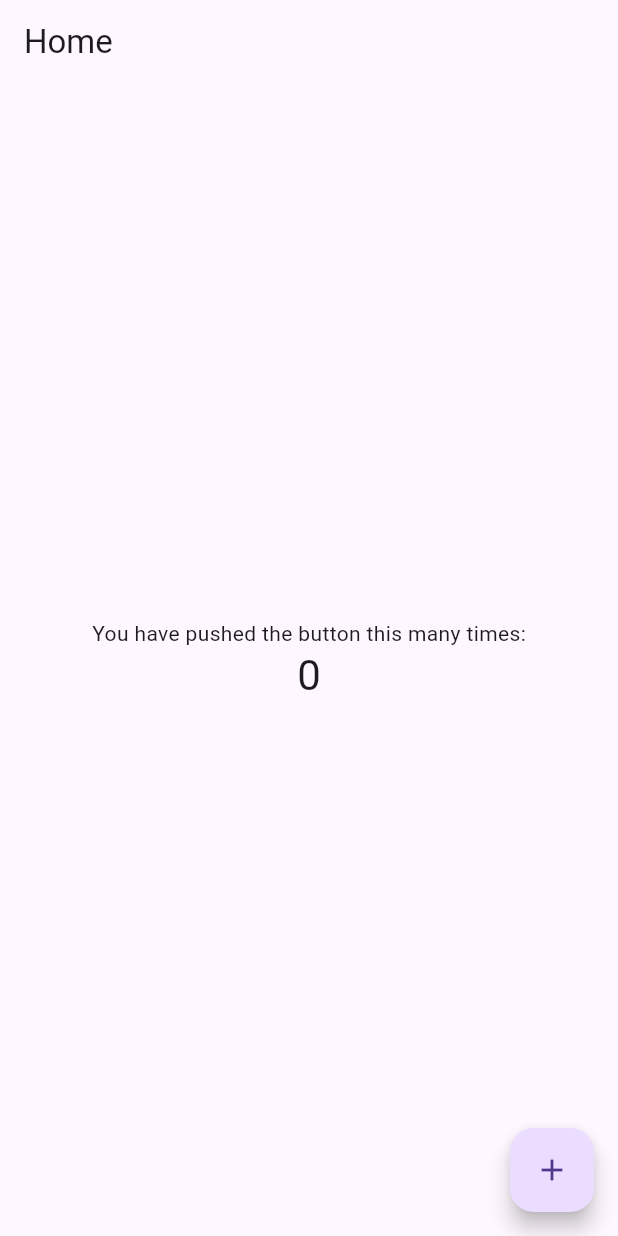
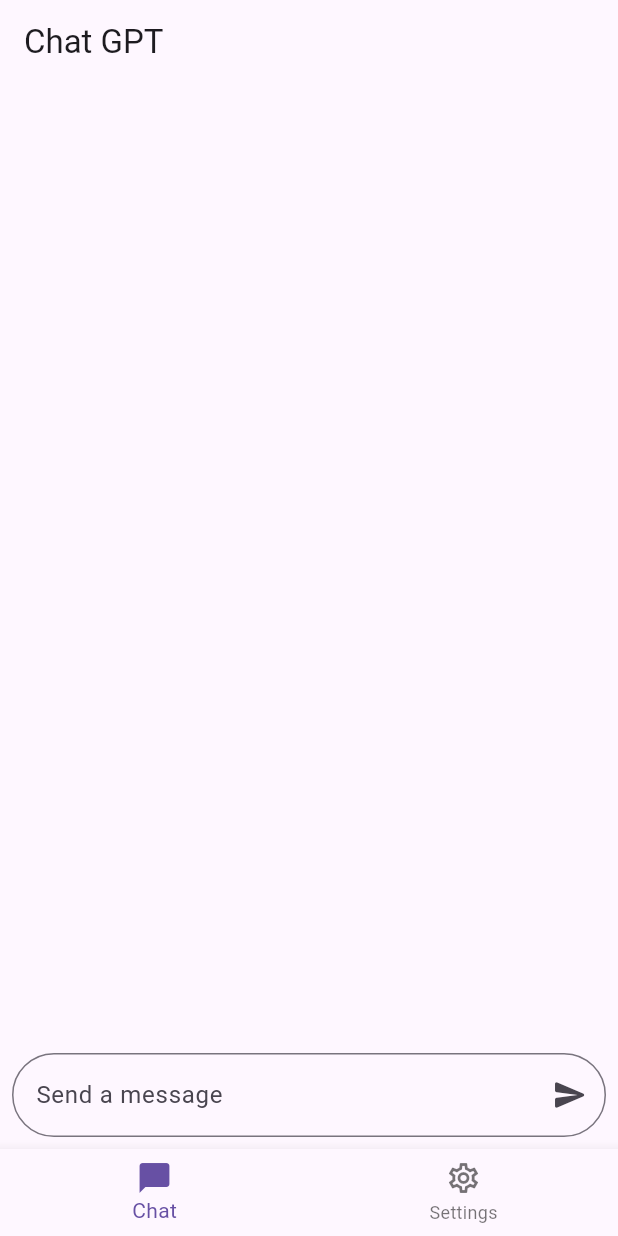
Before and after one commit to GoldenDream00/Flutter-ChatGPT.1.1.0, a Flutter app: the screen it shows after launch, on a phone screen of 412 x 824 dp. Run offline on Flutter 3.47's test engine with Material 2 defaults, Android fonts, the phone set to English and light mode, and no system bars; our stand-ins replace awesome_extensions, equatable, flutter_bloc, flutter_secure_storage, get_it, go_router and 5 more; missing offline and left inert: chat_gpt_sdk.

Commit message:
[Added] Chat Tab, Settings Tab

```diff
--- a/lib/core/app_intializer.dart
+++ b/lib/core/app_intializer.dart
@@ -1,15 +1,12 @@
 // 📦 Package imports:
 import 'package:awesome_extensions/awesome_extensions.dart';
-import 'package:chat_gpt_app/core/app_instances.dart';
 import 'package:chat_gpt_app/core/logger.dart';
-import 'package:chat_gpt_app/manager/chat_gpt/chat_gpt_manager.dart';
 
 class AppInitializer {
   AppInitializer._();
 
   static Future<void> initialize() async {
     AppLogger.debug(() => "[AppInitializer] initialize the app");
-    await AppInstances.get<ChatGPTManagerProtocol>().setup();
     await Future.delayed(1.seconds);
     AppLogger.debug(() => "[AppInitializer] initialize done");
   }
--- a/lib/my_app.dart
+++ b/lib/my_app.dart
@@ -1,4 +1,5 @@
 // 🐦 Flutter imports:
+import 'package:chat_gpt_app/states/open_ai_api/open_ai_key_cubit.dart';
 import 'package:flutter/material.dart';
 
 // 📦 Package imports:
@@ -16,8 +17,15 @@ class MyApp extends StatelessWidget {
 
   @override
   Widget build(BuildContext context) {
-    return BlocProvider<ThemeModeCubit>(
-      create: (context) => ThemeModeCubit(AppInstances.get<ThemeManagerProtocol>().currentTheme),
+    return MultiBlocProvider(
+      providers: [
+        BlocProvider<ThemeModeCubit>(
+          create: (context) => ThemeModeCubit(AppInstances.get<ThemeManagerProtocol>().currentTheme),
+        ),
+        BlocProvider<OpenAIKeyCubit>(
+          create: (context) => OpenAIKeyCubit(),
+        )
+      ],
       child: BlocBuilder<ThemeModeCubit, ThemeMode>(
         builder: (context, themeMode) {
           return MaterialApp.router(
--- a/lib/presentation/screens/home/home.dart
+++ b/lib/presentation/screens/home/home.dart
@@ -1,46 +1,52 @@
 // 🐦 Flutter imports:
+import 'package:chat_gpt_app/presentation/screens/home/home_container.dart';
+import 'package:chat_gpt_app/presentation/screens/home/states/conversation/conversation_cubit.dart';
+import 'package:chat_gpt_app/presentation/screens/settings/settings.dart';
 import 'package:flutter/material.dart';
+import 'package:flutter_bloc/flutter_bloc.dart';
 
 class HomeScreen extends StatefulWidget {
   const HomeScreen({super.key});
 
   @override
-  State<HomeScreen> createState() => HomeScreenState();
+  State<HomeScreen> createState() => _HomeScreenState();
 }
 
-class HomeScreenState extends State<HomeScreen> {
-  int _counter = 0;
-
-  void _incrementCounter() {
-    setState(() {
-      _counter++;
-    });
-  }
+class _HomeScreenState extends State<HomeScreen> {
+  int _currentTabIndex = 0;
 
   @override
   Widget build(BuildContext context) {
     return Scaffold(
-      appBar: AppBar(
-        title: Text("Home"),
+      body: IndexedStack(
+        index: _currentTabIndex,
+        children: [
+          BlocProvider(
+            create: (context) => ConversationCubit(),
+            child: const HomeScreenContainer(),
+          ),
+          const SettingsScreen(),
+        ],
       ),
-      body: Center(
-        child: Column(
-          mainAxisAlignment: MainAxisAlignment.center,
-          children: <Widget>[
-            const Text(
-              'You have pushed the button this many times:',
-            ),
-            Text(
-              '$_counter',
-              style: Theme.of(context).textTheme.headlineMedium,
-            ),
-          ],
-        ),
-      ),
-      floatingActionButton: FloatingActionButton(
-        onPressed: _incrementCounter,
-        tooltip: 'Increment',
-        child: const Icon(Icons.add),
+      bottomNavigationBar: BottomNavigationBar(
+        onTap: (index) {
+          setState(() {
+            _currentTabIndex = index;
+          });
+        },
+        currentIndex: _currentTabIndex,
+        items: const [
+          BottomNavigationBarItem(
+            label: "Chat",
+            icon: Icon(Icons.chat_bubble_outline_rounded),
+            activeIcon: Icon(Icons.chat_bubble_rounded),
+          ),
+          BottomNavigationBarItem(
+            label: "Settings",
+            icon: Icon(Icons.settings_outlined),
+            activeIcon: Icon(Icons.settings_rounded),
+          )
+        ],
       ),
     );
   }
--- /dev/null
+++ b/lib/presentation/screens/home/home_container.dart
@@ -0,0 +1,90 @@
+import 'package:chat_gpt_app/presentation/screens/home/model/message_model.dart';
+import 'package:chat_gpt_app/presentation/screens/home/states/conversation/conversation_cubit.dart';
+import 'package:chat_gpt_app/presentation/widgets/message_bubble.dart';
+import 'package:flutter/material.dart';
+import 'package:flutter_bloc/flutter_bloc.dart';
+
+class HomeScreenContainer extends StatefulWidget {
+  const HomeScreenContainer({super.key});
+
+  @override
+  State<StatefulWidget> createState() => HomeScreenContainerState();
+}
+
+class HomeScreenContainerState extends State<HomeScreenContainer> {
+  late final _chatBoxTextController = TextEditingController();
+  late final _scrollController = ScrollController();
+
+  @override
+  Widget build(BuildContext context) {
+    return Scaffold(
+      appBar: AppBar(
+        title: const Text("Chat GPT"),
+      ),
+      body: CustomScrollView(
+        controller: _scrollController,
+        reverse: true,
+        slivers: [
+          BlocBuilder<ConversationCubit, ConversationState>(
+            builder: (context, state) {
+              List<MessageModel> allMessages = [];
+              if (state is ConversationLoadedState) {
+                allMessages = state.messages.reversed.toList();
+              } else if (state is ConversationLoadingState) {
+                allMessages = state.messages.reversed.toList();
+              } else {
+                return const SliverToBoxAdapter(child: SizedBox());
+              }
+
+              return SliverList(
+                delegate: SliverChildBuilderDelegate(
+                  (context, i) => MessageBubble(
+                    message: allMessages[i],
+                  ),
+                  childCount: allMessages.length,
+                ),
+              );
+            },
+          ),
+        ],
+      ),
+      bottomNavigationBar: Material(
+        child: Container(
+          height: 72,
+          padding: const EdgeInsets.all(8.0),
+          width: double.infinity,
+          alignment: Alignment.bottomCenter,
+          color: Colors.transparent,
+          child: TextFormField(
+            controller: _chatBoxTextController,
+            onFieldSubmitted: (value) {
+              _chatBoxTextController.clear();
+              context.read<ConversationCubit>().sendMessage(value);
+            },
+            decoration: InputDecoration(
+              suffixIcon: ValueListenableBuilder(
+                valueListenable: _chatBoxTextController,
+                builder: (context, value, widget) {
+                  return IconButton(
+                    color: value.text.isNotEmpty ? Theme.of(context).colorScheme.primary : null,
+                    onPressed: value.text.isNotEmpty
+                        ? () {
+                            _chatBoxTextController.clear();
+                            context.read<ConversationCubit>().sendMessage(value.text);
+                          }
+                        : null,
+                    icon: const Icon(Icons.send_rounded),
+                  );
+                },
+              ),
+              hintText: "Send a message",
+              border: OutlineInputBorder(
+                borderRadius: BorderRadius.circular(120),
+              ),
+            ),
+          ),
+        ),
+      ),
+    );
+  }
+}
--- /dev/null
+++ b/lib/presentation/screens/home/model/message_model.dart
@@ -0,0 +1,20 @@
+import 'package:equatable/equatable.dart';
+
+class MessageModel extends Equatable {
+  final String role;
+  final String content;
+  final bool isLoading;
+
+  bool get isChatGPT => role == "assistant";
+
+  const MessageModel(this.role, this.content, {this.isLoading = false});
+
+  factory MessageModel.fromJson(Map<String, dynamic> json) {
+    return MessageModel(json["role"] ?? "", json["content"] ?? "");
+  }
+
+  Map<String, String> toJson() => {"role": role, "content": content};
+
+  @override
+  List<Object?> get props => [role, content];
+}
--- /dev/null
+++ b/lib/presentation/screens/home/states/conversation/conversation_state.dart
@@ -0,0 +1,28 @@
+part of 'conversation_cubit.dart';
+
+abstract class ConversationState extends Equatable {
+  const ConversationState();
+
+  @override
+  List<Object> get props => [];
+}
+
+class ConversationInitialState extends ConversationState {}
+
+class ConversationLoadedState extends ConversationState {
+  final List<MessageModel> messages;
+
+  const ConversationLoadedState(this.messages);
+
+  @override
+  List<Object> get props => [messages];
+}
+
+class ConversationLoadingState extends ConversationState {
+  final List<MessageModel> messages;
+
+  const ConversationLoadingState(this.messages);
+
+  @override
+  List<Object> get props => [messages];
+}
--- a/lib/routes.dart
+++ b/lib/routes.dart
@@ -40,7 +40,7 @@ final appRouter = GoRouter(
                   clipBehavior: Clip.antiAlias,
                   animationDuration: Duration.zero,
                   elevation: Tween<double>(
-                    begin: 8,
+                    begin: 10,
                     end: 2,
                   ).evaluate(curvedAnimation),
                   shape: ShapeBorderTween(
--- /dev/null
+++ b/lib/states/open_ai_api/open_ai_key_cubit.dart
@@ -0,0 +1,40 @@
+import 'package:chat_gpt_app/core/app_instances.dart';
+import 'package:chat_gpt_app/core/logger.dart';
+import 'package:chat_gpt_app/manager/chat_gpt/chat_gpt_manager.dart';
+import 'package:chat_gpt_app/manager/open_ai_key/open_ai_key_manager.dart';
+import 'package:flutter_bloc/flutter_bloc.dart';
+import 'package:equatable/equatable.dart';
+
+part 'open_ai_key_state.dart';
+
+class OpenAIKeyCubit extends Cubit<OpenAIKeyState> {
+  OpenAIKeyCubit() : super(OpenAIKeyInitialState()) {
+    _init();
+  }
+
+  late final _openAIKeyManager = AppInstances.get<OpenAIKeyManagerProtocol>();
+  late final _chatGPTManager = AppInstances.get<ChatGPTManagerProtocol>();
+
+  Future<void> _init() async {
+    final key = await _openAIKeyManager.apiKey;
+    if (key != null) {
+      try {
+        await _chatGPTManager.setup(inputApiKey: key);
+        emit(OpenAIKeyLoadedState(key));
+      } catch (e) {
+        AppLogger.error(() => "Error when setup key for Chat GPT $e");
+      }
+    }
+  }
+
+  Future<void> setKey(String key) async {
+    _openAIKeyManager.setNewApiKey(key);
+    _init();
+  }
+
+  Future<void> clearKey() async {
+    emit(OpenAIKeyInitialState());
+    _openAIKeyManager.clearApiKey();
+    _chatGPTManager.dispose();
+  }
+}
--- /dev/null
+++ b/lib/states/open_ai_api/open_ai_key_state.dart
@@ -0,0 +1,16 @@
+part of 'open_ai_key_cubit.dart';
+
+abstract class OpenAIKeyState extends Equatable {
+  const OpenAIKeyState();
+
+  @override
+  List<Object> get props => [];
+}
+
+class OpenAIKeyInitialState extends OpenAIKeyState {}
+
+class OpenAIKeyLoadedState extends OpenAIKeyState {
+  final String key;
+
+  const OpenAIKeyLoadedState(this.key);
+}
```
Also changed, not shown: lib/manager/chat_gpt/chat_gpt_manager.dart (+42 -14 lines), lib/manager/chat_gpt/repositories/chat_gpt_repository.dart (+7 -1 lines), lib/manager/open_ai_key/open_ai_key_manager.dart (added, +33 -0 lines), lib/presentation/screens/home/states/conversation/conversation_cubit.dart (added, +58 -0 lines), lib/presentation/screens/settings/settings.dart (added, +105 -0 lines), lib/presentation/widgets/message_bubble.dart (added, +86 -0 lines), lib/injectable_config.config.dart, lib/manager/open_ai_key/repositories/open_ai_api_key_repository.dart (renamed from lib/manager/chat_gpt/repositories/open_ai_api_key_repository.dart), 3 other files.
